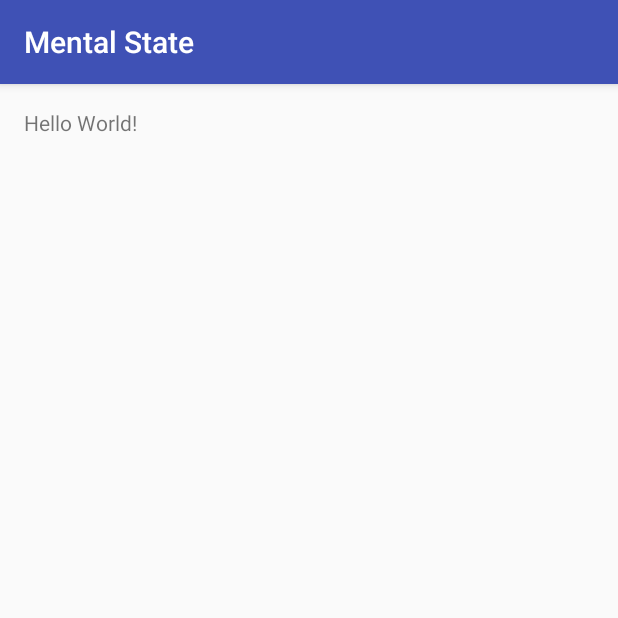
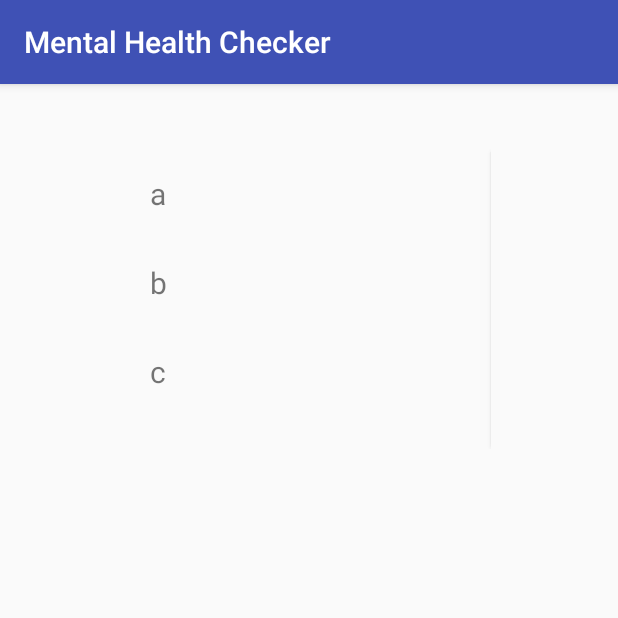
Before and after one commit to Amarite1/qhacks17, an Android app: the screen it shows after launch (MainActivity), on a phone screen of 412 x 824 dp, the top half of it. Run offline under Robolectric (Android 15) with nearby library versions, the phone set to English and light mode, and no system bars.

Commit message:
Added cards for basic UI design.

```diff
--- a/app/build.gradle
+++ b/app/build.gradle
@@ -6,7 +6,7 @@
 
     defaultConfig {
         applicationId "io.qhacks.mentalstate"
-        minSdkVersion 15
+        minSdkVersion 21
         targetSdkVersion 24
         versionCode 1
         versionName "1.0"
@@ -23,4 +23,7 @@
     compile fileTree(dir: 'libs', include: ['*.jar'])
     testCompile 'junit:junit:4.12'
     compile 'com.android.support:appcompat-v7:24.2.1'
+    compile 'com.android.support:cardview-v7:24.0.+'
+    compile 'com.android.support:recyclerview-v7:24.0.+'
+
 }
--- a/app/src/main/AndroidManifest.xml
+++ b/app/src/main/AndroidManifest.xml
@@ -5,7 +5,7 @@
     <application
         android:allowBackup="true"
         android:icon="@mipmap/ic_launcher"
-        android:label="@string/app_name"
+        android:label="Mental Health Checker"
         android:supportsRtl="true"
         android:theme="@style/AppTheme">
         <activity android:name=".MainActivity">
@@ -14,7 +14,32 @@
 
                 <category android:name="android.intent.category.LAUNCHER" />
             </intent-filter>
+
+            <LinearLayout xmlns:android="http://schemas.android.com/apk/res/android"
+                xmlns:tools="http://schemas.android.com/tools"
+                xmlns:card_view="http://schemas.android.com/apk/res-auto">
+            <!-- A CardView that contains a TextView -->
+            <android.support.v7.widget.CardView
+                xmlns:card_view="http://schemas.android.com/apk/res-auto"
+                android:id="@+id/card_view"
+                android:layout_gravity="center"
+                android:layout_width="200dp"
+                android:layout_height="200dp"
+                card_view:cardCornerRadius="4dp">
+
+                <TextView
+                    android:id="@+id/info_text"
+                    android:layout_width="match_parent"
+                    android:layout_height="match_parent" />
+            </android.support.v7.widget.CardView>
+                <android.support.v7.widget.RecyclerView
+                    android:id="@+id/my_recycler_view"
+                    android:scrollbars="vertical"
+                    android:layout_width="match_parent"
+                    android:layout_height="match_parent"/>
+        </LinearLayout>
         </activity>
+
     </application>
 
 </manifest>
--- a/app/src/main/java/io/qhacks/mentalstate/MainActivity.java
+++ b/app/src/main/java/io/qhacks/mentalstate/MainActivity.java
@@ -2,12 +2,32 @@
 
 import android.support.v7.app.AppCompatActivity;
 import android.os.Bundle;
+import android.support.v7.widget.LinearLayoutManager;
+import android.support.v7.widget.RecyclerView;
 
 public class MainActivity extends AppCompatActivity {
+    private RecyclerView mRecyclerView;
+    private RecyclerView.Adapter mAdapter;
+    private RecyclerView.LayoutManager mLayoutManager;
 
     @Override
     protected void onCreate(Bundle savedInstanceState) {
         super.onCreate(savedInstanceState);
         setContentView(R.layout.activity_main);
+        mRecyclerView = (RecyclerView) findViewById(R.id.my_recycler_view);
+
+        // use this setting to improve performance if you know that changes
+        // in content do not change the layout size of the RecyclerView
+        //mRecyclerView.setHasFixedSize(true);
+
+        // use a linear layout manager
+        mLayoutManager = new LinearLayoutManager(this);
+        mRecyclerView.setLayoutManager(mLayoutManager);
+
+        // specify an adapter (see also next example)
+        String[] myDataset = {"a","b","c"};
+        mAdapter = new MyAdapter(myDataset);
+        mRecyclerView.setAdapter(mAdapter);
     }
+
 }
--- /dev/null
+++ b/app/src/main/java/io/qhacks/mentalstate/MyAdapter.java
@@ -0,0 +1,58 @@
+package io.qhacks.mentalstate;
+
+import android.support.v7.widget.RecyclerView;
+import android.view.LayoutInflater;
+import android.view.ViewGroup;
+import android.widget.TextView;
+
+/**
+ * Created by codyweeden on 2017-02-04.
+ */
+public class MyAdapter extends RecyclerView.Adapter<MyAdapter.ViewHolder> {
+    private String[] mDataset;
+
+    // Provide a reference to the views for each data item
+    // Complex data items may need more than one view per item, and
+    // you provide access to all the views for a data item in a view holder
+    public static class ViewHolder extends RecyclerView.ViewHolder {
+        // each data item is just a string in this case
+        public TextView mTextView;
+        public ViewHolder(TextView v) {
+            super(v);
+            mTextView = v;
+        }
+    }
+
+    // Provide a suitable constructor (depends on the kind of dataset)
+    public MyAdapter(String[] myDataset) {
+        mDataset = myDataset;
+    }
+
+    // Create new views (invoked by the layout manager)
+    //@Override
+    public MyAdapter.ViewHolder onCreateViewHolder(ViewGroup parent,
+                                                   int viewType) {
+        // create a new view
+        TextView v = (TextView) LayoutInflater.from(parent.getContext())
+                .inflate(R.layout.my_text_view, parent, false);
+        // set the view's size, margins, paddings and layout parameters
+
+        ViewHolder vh = new ViewHolder(v);
+        return vh;
+    }
+
+    // Replace the contents of a view (invoked by the layout manager)
+    //@Override
+    public void onBindViewHolder(ViewHolder holder, int position) {
+        // - get element from your dataset at this position
+        // - replace the contents of the view with that element
+        holder.mTextView.setText(mDataset[position]);
+
+    }
+
+    // Return the size of your dataset (invoked by the layout manager)
+    @Override
+    public int getItemCount() {
+        return mDataset.length;
+    }
+}
--- a/app/src/main/res/layout/activity_main.xml
+++ b/app/src/main/res/layout/activity_main.xml
@@ -1,5 +1,6 @@
 <?xml version="1.0" encoding="utf-8"?>
 <RelativeLayout xmlns:android="http://schemas.android.com/apk/res/android"
+    xmlns:card_view="http://schemas.android.com/apk/res-auto"
     xmlns:tools="http://schemas.android.com/tools"
     android:layout_width="match_parent"
     android:layout_height="match_parent"
@@ -9,8 +10,32 @@
     android:paddingTop="@dimen/activity_vertical_margin"
     tools:context="io.qhacks.mentalstate.MainActivity">
 
-    <TextView
+    <LinearLayout
         android:layout_width="wrap_content"
         android:layout_height="wrap_content"
-        android:text="Hello World!" />
+        android:layout_marginTop="27dp"
+        android:layout_alignParentTop="true"
+        android:layout_centerHorizontal="true">
+
+        <!-- A CardView that contains a TextView -->
+        <android.support.v7.widget.RecyclerView
+            android:id="@+id/my_recycler_view"
+            android:scrollbars="vertical"
+            android:layout_width="match_parent"
+            android:layout_height="match_parent" />
+
+        <android.support.v7.widget.CardView
+        xmlns:card_view="http://schemas.android.com/apk/res-auto"
+        android:id="@+id/card_view"
+        android:layout_gravity="center"
+        android:layout_width="200dp"
+        android:layout_height="200dp"
+        card_view:cardCornerRadius="4dp">
+
+            <TextView
+            android:id="@+id/info_text"
+            android:layout_width="match_parent"
+            android:layout_height="match_parent" />
+    </android.support.v7.widget.CardView>
+</LinearLayout>
 </RelativeLayout>
--- /dev/null
+++ b/app/src/main/res/layout/my_text_view.xml
@@ -0,0 +1,16 @@
+<?xml version="1.0" encoding="utf-8"?>
+
+
+    <TextView xmlns:android="http://schemas.android.com/apk/res/android"
+    xmlns:card_view="http://schemas.android.com/apk/res-auto"
+    xmlns:tools="http://schemas.android.com/tools"
+    android:paddingBottom="@dimen/activity_vertical_margin"
+    android:paddingLeft="@dimen/activity_horizontal_margin"
+    android:paddingRight="@dimen/activity_horizontal_margin"
+    android:paddingTop="@dimen/activity_vertical_margin"
+    tools:context="io.qhacks.mentalstate.MainActivity"
+        android:id="@+id/textView1"
+        android:layout_width="wrap_content"
+        android:layout_height="wrap_content"
+        android:text="first test"
+        android:textSize="20sp" />
--- a/build.gradle
+++ b/build.gradle
@@ -5,7 +5,7 @@
         jcenter()
     }
     dependencies {
-        classpath 'com.android.tools.build:gradle:2.1.3'
+        classpath 'com.android.tools.build:gradle:2.2.3'
 
         // NOTE: Do not place your application dependencies here; they belong
         // in the individual module build.gradle files
```
